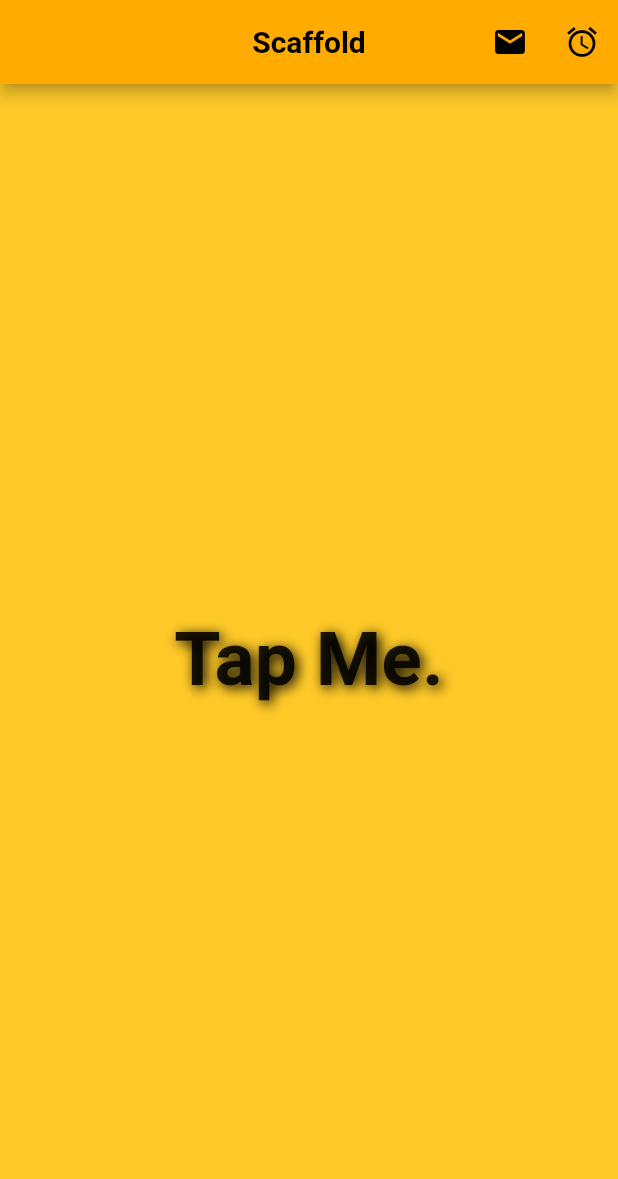
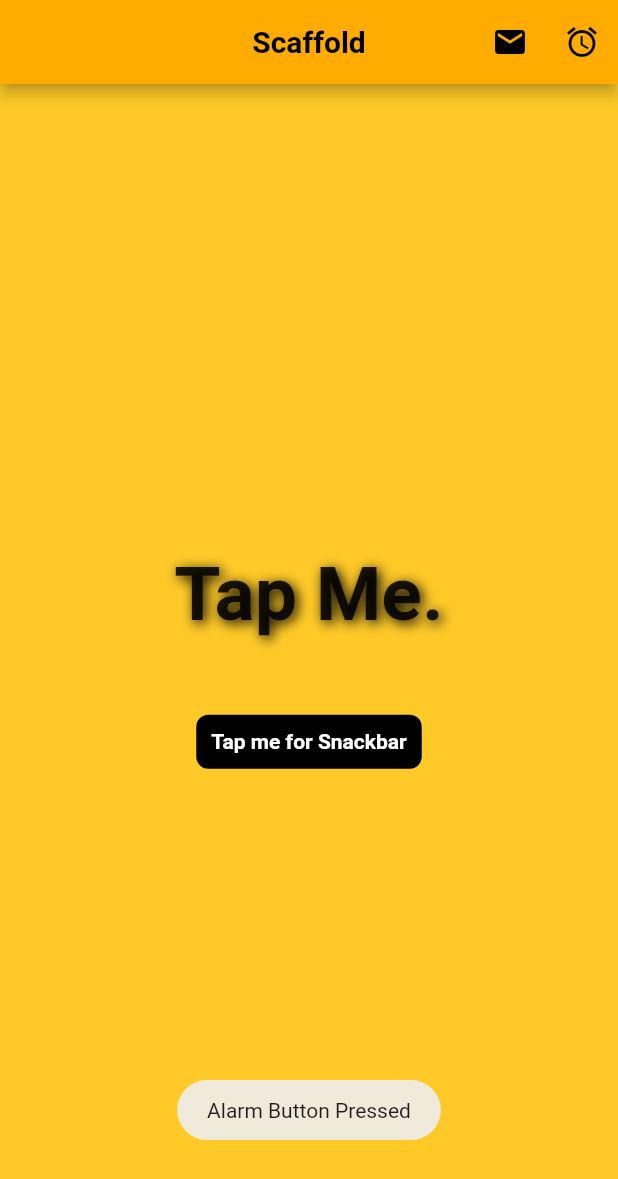
Before and after one commit to raisul1313/snackbar_toast_scaffold_btmNavBar, a Flutter app: the screen it shows after launch, after a tap on the "access alarms" icon, on a phone screen of 412 x 824 dp. Shown: the top 1179 px of the screen. Run offline on Flutter 3.47's test engine with Material 2 defaults, Android fonts, the phone set to English and light mode, and no system bars; our stand-ins replace fluttertoast.

Commit message:
SnackBar added

```diff
--- /dev/null
+++ b/lib/custom/custom_button.dart
@@ -0,0 +1,31 @@
+import 'package:flutter/material.dart';
+
+class CustomButton extends StatelessWidget {
+  const CustomButton({Key? key}) : super(key: key);
+
+  @override
+  Widget build(BuildContext context) {
+    return GestureDetector(
+      onTap: () {
+        final snackBar = SnackBar(
+          content: Text(
+            "Tapped on SnackBar Button",
+            textAlign: TextAlign.center,
+          ),
+        );
+        ScaffoldMessenger.of(context).showSnackBar(snackBar);
+      },
+      child: Container(
+        padding: EdgeInsets.all(10.0),
+        decoration: BoxDecoration(
+          color: Colors.black,
+          borderRadius: BorderRadius.circular(8.0),
+        ),
+        child: Text(
+          "Tap me for Snackbar",
+          style: TextStyle(color: Colors.white, fontWeight: FontWeight.bold),
+        ),
+      ),
+    );
+  }
+}
--- a/lib/ui/scaffold_example.dart
+++ b/lib/ui/scaffold_example.dart
@@ -1,11 +1,10 @@
 import 'package:flutter/material.dart';
+import 'package:fluttertoast/fluttertoast.dart';
+
+import '../custom/custom_button.dart';
 
 class ScaffoldExample extends StatelessWidget {
   const ScaffoldExample({Key? key}) : super(key: key);
-
-  _buttonPressed() {
-    debugPrint("Alarm button pressed");
-  }
 
   @override
   Widget build(BuildContext context) {
@@ -20,12 +19,14 @@ class ScaffoldExample extends StatelessWidget {
         backgroundColor: Colors.amberAccent.shade700,
         actions: [
           IconButton(
-            onPressed: () => debugPrint("Email Icon Pressed"),
+            onPressed: () =>
+                Fluttertoast.showToast(msg: "Email Button Pressed"),
             color: Colors.black,
             icon: const Icon(Icons.email),
           ),
           IconButton(
-            onPressed: _buttonPressed,
+            onPressed: () =>
+                Fluttertoast.showToast(msg: "Alarm Button Pressed"),
             color: Colors.black,
             icon: const Icon(Icons.access_alarms),
           ),
@@ -51,8 +52,12 @@ class ScaffoldExample extends StatelessWidget {
                   ],
                 ),
               ),
-              onTap: () => debugPrint("Tapped..."),
-            )
+              onTap: () => Fluttertoast.showToast(msg: "Tap Me..."),
+            ),
+            SizedBox(
+              height: 50.0,
+            ),
+            CustomButton(),
           ],
         ),
       ),
--- a/pubspec.yaml
+++ b/pubspec.yaml
@@ -34,6 +34,7 @@ dependencies:
   # The following adds the Cupertino Icons font to your application.
   # Use with the CupertinoIcons class for iOS style icons.
   cupertino_icons: ^1.0.2
+  fluttertoast: ^8.0.7
 
 dev_dependencies:
   flutter_test:
```
Also changed, not shown: pubspec.lock.
